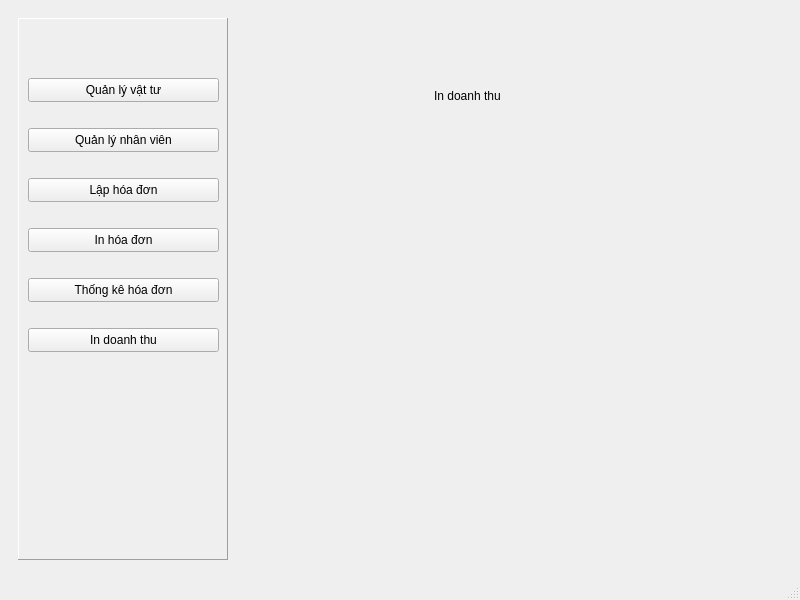
First picture: the form in mainwindow.ui, repository quynguyen1908/QLVT_Qt, before the edit.
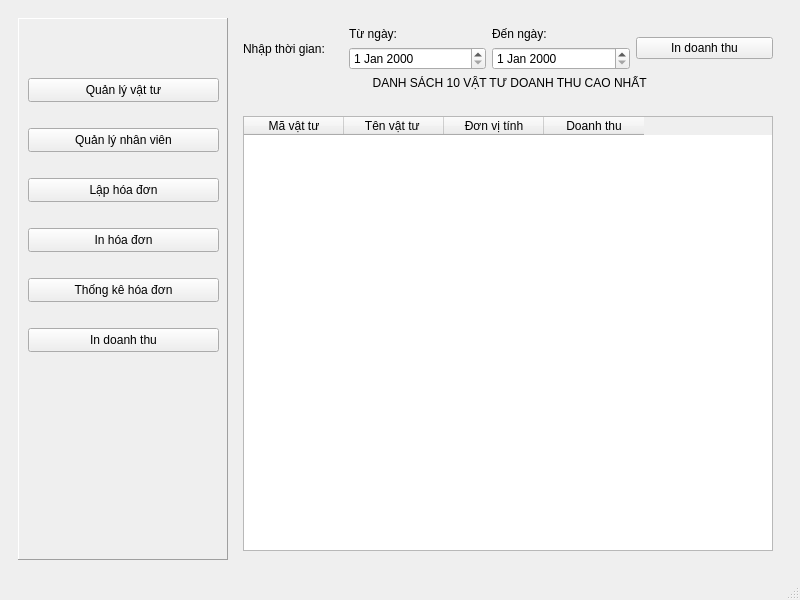
Second picture: the form after the edit. The open tabs and pages were chosen to show the change. Icons and pictures are not drawn.

Commit message: in doanh thu

What changed in the file:
```diff
--- a/mainwindow.ui
+++ b/mainwindow.ui
@@ -605,19 +605,112 @@
           </widget>
          </widget>
          <widget class="QWidget" name="pageDoanhThu">
-          <widget class="QLabel" name="label_9">
-           <property name="geometry">
-            <rect>
-             <x>200</x>
-             <y>70</y>
-             <width>111</width>
-             <height>16</height>
-            </rect>
-           </property>
-           <property name="text">
-            <string>In doanh thu</string>
-           </property>
-          </widget>
+          <layout class="QVBoxLayout" name="verticalLayout_13">
+           <item>
+            <layout class="QHBoxLayout" name="horizontalLayout_9">
+             <item>
+              <widget class="QLabel" name="label_9">
+               <property name="maximumSize">
+                <size>
+                 <width>100</width>
+                 <height>16777215</height>
+                </size>
+               </property>
+               <property name="text">
+                <string>Nhập thời gian:</string>
+               </property>
+              </widget>
+             </item>
+             <item>
+              <layout class="QVBoxLayout" name="verticalLayout_14">
+               <item>
+                <widget class="QLabel" name="label_13">
+                 <property name="text">
+                  <string>Từ ngày:</string>
+                 </property>
+                </widget>
+               </item>
+               <item>
+                <widget class="QDateEdit" name="dateFrom"/>
+               </item>
+              </layout>
+             </item>
+             <item>
+              <layout class="QVBoxLayout" name="verticalLayout_16">
+               <item>
+                <widget class="QLabel" name="label_14">
+                 <property name="text">
+                  <string>Đến ngày:</string>
+                 </property>
+                </widget>
+               </item>
+               <item>
+                <widget class="QDateEdit" name="dateTo"/>
+               </item>
+              </layout>
+             </item>
+             <item>
+              <widget class="QPushButton" name="btnInDoanhThu">
+               <property name="text">
+                <string>In doanh thu</string>
+               </property>
+              </widget>
+             </item>
+            </layout>
+           </item>
+           <item>
+            <layout class="QVBoxLayout" name="verticalLayout_12">
+             <item>
+              <widget class="QLabel" name="label_12">
+               <property name="text">
+                <string> DANH SÁCH 10 VẬT TƯ DOANH THU CAO NHẤT</string>
+               </property>
+               <property name="alignment">
+                <set>Qt::AlignmentFlag::AlignCenter</set>
+               </property>
+              </widget>
+             </item>
+             <item>
+              <layout class="QHBoxLayout" name="horizontalLayout_11">
+               <item>
+                <widget class="QLabel" name="lblNgayIn">
+                 <property name="text">
+                  <string/>
+                 </property>
+                 <property name="alignment">
+                  <set>Qt::AlignmentFlag::AlignCenter</set>
+                 </property>
+                </widget>
+               </item>
+              </layout>
+             </item>
+             <item>
+              <widget class="QTableWidget" name="tableDoanhThu">
+               <column>
+                <property name="text">
+                 <string>Mã vật tư</string>
+                </property>
+               </column>
+               <column>
+                <property name="text">
+                 <string>Tên vật tư </string>
+                </property>
+               </column>
+               <column>
+                <property name="text">
+                 <string>Đơn vị tính</string>
+                </property>
+               </column>
+               <column>
+                <property name="text">
+                 <string>Doanh thu</string>
+                </property>
+               </column>
+              </widget>
+             </item>
+            </layout>
+           </item>
+          </layout>
          </widget>
         </widget>
        </item>
```
The commit also changes 9 other files.
